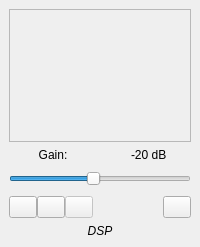
Before: the Qt Designer form qtgui/dockaudio.ui in gqrx-sdr/gqrx, drawn with Qt 5.
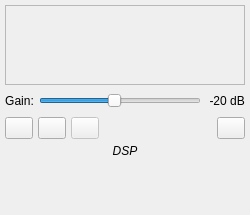
After: the same form once the commit is applied. Icons and pictures are not drawn. Custom widgets are drawn as their Qt base class.

What changed in the file:
```diff
--- a/qtgui/dockaudio.ui
+++ b/qtgui/dockaudio.ui
@@ -6,20 +6,20 @@
    <rect>
     <x>0</x>
     <y>0</y>
-    <width>200</width>
-    <height>247</height>
+    <width>250</width>
+    <height>215</height>
    </rect>
   </property>
   <property name="sizePolicy">
-   <sizepolicy hsizetype="Preferred" vsizetype="MinimumExpanding">
-    <horstretch>200</horstretch>
+   <sizepolicy hsizetype="MinimumExpanding" vsizetype="MinimumExpanding">
+    <horstretch>0</horstretch>
     <verstretch>0</verstretch>
    </sizepolicy>
   </property>
   <property name="minimumSize">
    <size>
-    <width>200</width>
-    <height>220</height>
+    <width>250</width>
+    <height>215</height>
    </size>
   </property>
   <property name="windowIcon">
@@ -33,11 +33,32 @@
    <string>Audio</string>
   </property>
   <widget class="QWidget" name="dockWidgetContents">
+   <property name="sizePolicy">
+    <sizepolicy hsizetype="Expanding" vsizetype="Expanding">
+     <horstretch>0</horstretch>
+     <verstretch>0</verstretch>
+    </sizepolicy>
+   </property>
    <layout class="QVBoxLayout" name="verticalLayout">
+    <property name="spacing">
+     <number>5</number>
+    </property>
+    <property name="leftMargin">
+     <number>5</number>
+    </property>
+    <property name="topMargin">
+     <number>5</number>
+    </property>
+    <property name="rightMargin">
+     <number>5</number>
+    </property>
+    <property name="bottomMargin">
+     <number>5</number>
+    </property>
     <item>
      <widget class="CPlotter" name="audioSpectrum">
       <property name="sizePolicy">
-       <sizepolicy hsizetype="MinimumExpanding" vsizetype="MinimumExpanding">
+       <sizepolicy hsizetype="MinimumExpanding" vsizetype="Preferred">
         <horstretch>0</horstretch>
         <verstretch>0</verstretch>
        </sizepolicy>
@@ -45,7 +66,7 @@
       <property name="minimumSize">
        <size>
         <width>48</width>
-        <height>48</height>
+        <height>80</height>
        </size>
       </property>
       <property name="toolTip">
@@ -60,11 +81,11 @@
      </widget>
     </item>
     <item>
-     <layout class="QGridLayout" name="gridGainLayout">
+     <layout class="QHBoxLayout" name="horizontalLayout">
       <property name="spacing">
-       <number>6</number>
+       <number>5</number>
       </property>
-      <item row="0" column="0">
+      <item>
        <widget class="QLabel" name="audioGainLabel">
         <property name="sizePolicy">
          <sizepolicy hsizetype="Minimum" vsizetype="Preferred">
@@ -80,29 +101,7 @@
         </property>
        </widget>
       </item>
-      <item row="0" column="1">
-       <widget class="QLabel" name="audioGainDbLabel">
-        <property name="sizePolicy">
-         <sizepolicy hsizetype="Preferred" vsizetype="Preferred">
-          <horstretch>0</horstretch>
-          <verstretch>0</verstretch>
-         </sizepolicy>
-        </property>
-        <property name="text">
-         <string> -20 dB</string>
-        </property>
-        <property name="alignment">
-         <set>Qt::AlignCenter</set>
-        </property>
-        <property name="margin">
-         <number>0</number>
-        </property>
-        <property name="indent">
-         <number>1</number>
-        </property>
-       </widget>
-      </item>
-      <item row="1" column="0" colspan="2">
+      <item>
        <widget class="QSlider" name="audioGainSlider">
         <property name="sizePolicy">
          <sizepolicy hsizetype="Expanding" vsizetype="Preferred">
@@ -136,12 +135,34 @@
         </property>
        </widget>
       </item>
+      <item>
+       <widget class="QLabel" name="audioGainDbLabel">
+        <property name="sizePolicy">
+         <sizepolicy hsizetype="Preferred" vsizetype="Preferred">
+          <horstretch>0</horstretch>
+          <verstretch>0</verstretch>
+         </sizepolicy>
+        </property>
+        <property name="text">
+         <string> -20 dB</string>
+        </property>
+        <property name="alignment">
+         <set>Qt::AlignCenter</set>
+        </property>
+        <property name="margin">
+         <number>0</number>
+        </property>
+        <property name="indent">
+         <number>1</number>
+        </property>
+       </widget>
+      </item>
      </layout>
     </item>
     <item>
      <layout class="QHBoxLayout" name="audioRecLayout">
       <property name="spacing">
-       <number>0</number>
+       <number>5</number>
       </property>
       <item>
        <widget class="QPushButton" name="audioStreamButton">
@@ -332,6 +353,19 @@
       </property>
      </widget>
     </item>
+    <item>
+     <spacer name="verticalSpacer">
+      <property name="orientation">
+       <enum>Qt::Vertical</enum>
+      </property>
+      <property name="sizeHint" stdset="0">
+       <size>
+        <width>20</width>
+        <height>0</height>
+       </size>
+      </property>
+     </spacer>
+    </item>
    </layout>
   </widget>
  </widget>
```
